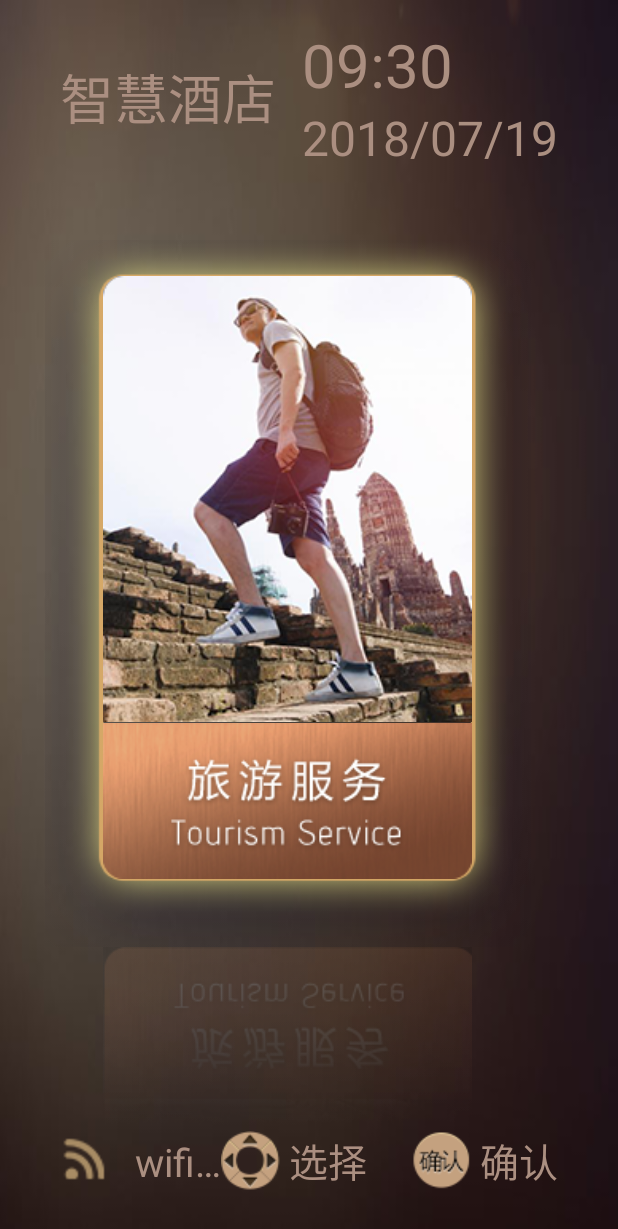
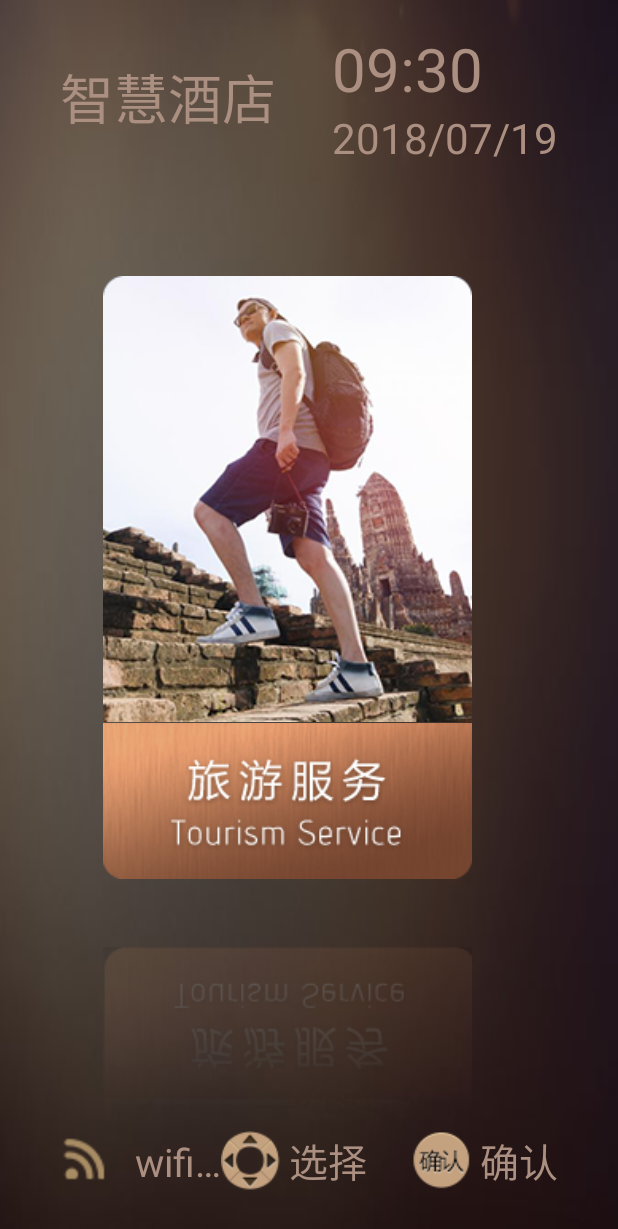
Before and after one commit to winsonstudy/hotel, an Android app: the layout activity_main.xml on its own in the app's theme, with its tools: preview values and no code run, on a phone screen of 412 x 824 dp. Shown: the top 1229 px of the screen. Run offline under Robolectric (Android 15) with nearby library versions, the light colour scheme and no system bars.

Commit message:
update layout;

```diff
--- a/ccbnhotel/src/main/AndroidManifest.xml
+++ b/ccbnhotel/src/main/AndroidManifest.xml
@@ -10,8 +10,7 @@
         android:supportsRtl="true"
         android:theme="@style/AppTheme">
         <activity
-            android:name=".MainActivity"
-            android:screenOrientation="landscape">
+            android:name=".MainActivity">
             <intent-filter>
                 <action android:name="android.intent.action.MAIN" />
 
--- a/ccbnhotel/src/main/res/layout/activity_main.xml
+++ b/ccbnhotel/src/main/res/layout/activity_main.xml
@@ -5,6 +5,7 @@
     android:layout_height="match_parent"
     android:background="@mipmap/bg_1"
     android:orientation="vertical"
+    android:clipChildren="false"
     tools:context="com.winson.ccbnhotel.MainActivity">
 
     <LinearLayout
@@ -55,7 +56,7 @@
                     android:singleLine="true"
                     android:text="2018/07/19"
                     android:textColor="@color/main_color"
-                    android:textSize="32sp" />
+                    android:textSize="28sp" />
 
             </LinearLayout>
 
@@ -64,6 +65,7 @@
         <HorizontalScrollView
             android:layout_width="match_parent"
             android:layout_height="match_parent"
+            android:clipChildren="false"
             android:fillViewport="true"
             android:scrollbars="none">
 
@@ -83,14 +85,13 @@
                     android:orientation="vertical">
 
                     <FrameLayout
+                        android:clipChildren="false"
                         android:id="@+id/travel_service"
-                        android:layout_width="wrap_content"
-                        android:layout_height="wrap_content"
-                        android:focusable="true">
+                        style="@style/ActionBackground">
 
-                        <ImageView
-                            android:id="@+id/test"
-                            style="@style/ActionBackground" />
+                        <!--<ImageView-->
+                            <!--android:id="@+id/test"-->
+                            <!--style="@style/ActionBackground" />-->
 
                         <ImageView
                             style="@style/ActionCover"
@@ -116,10 +117,11 @@
                     android:orientation="vertical">
 
                     <FrameLayout
-                        android:layout_width="wrap_content"
-                        android:layout_height="wrap_content">
+                        android:clipChildren="false"
+                        android:id="@+id/tv_item"
+                        style="@style/ActionBackground">
 
-                        <ImageView style="@style/ActionBackground" />
+                        <!--<ImageView style="@style/ActionBackground" />-->
 
                         <ImageView
                             style="@style/ActionCover"
@@ -145,10 +147,11 @@
                     android:orientation="vertical">
 
                     <FrameLayout
-                        android:layout_width="wrap_content"
-                        android:layout_height="wrap_content">
+                        android:clipChildren="false"
+                        android:id="@+id/hotel_service"
+                        style="@style/ActionBackground">
 
-                        <ImageView style="@style/ActionBackground" />
+                        <!--<ImageView style="@style/ActionBackground" />-->
 
                         <ImageView
                             style="@style/ActionCover"
@@ -175,10 +178,11 @@
                     android:orientation="vertical">
 
                     <FrameLayout
-                        android:layout_width="wrap_content"
-                        android:layout_height="wrap_content">
+                        android:clipChildren="false"
+                        android:id="@+id/hotel_feature"
+                        style="@style/ActionBackground">
 
-                        <ImageView style="@style/ActionBackground" />
+                        <!--<ImageView style="@style/ActionBackground" />-->
 
                         <ImageView
                             style="@style/ActionCover"
--- a/ccbnhotel/src/main/res/values/styles.xml
+++ b/ccbnhotel/src/main/res/values/styles.xml
@@ -11,7 +11,7 @@
     </style>
 
     <style name="ActionBackground">
-        <item name="android:focusableInTouchMode">true</item>
+        <item name="android:focusableInTouchMode">false</item>
         <item name="android:focusable">true</item>
         <item name="android:clickable">true</item>
         <item name="android:layout_width">324dp</item>
```
Also changed, not shown: ccbnhotel/src/main/java/com/winson/ccbnhotel/MainActivity.java (+12 -10 lines).
